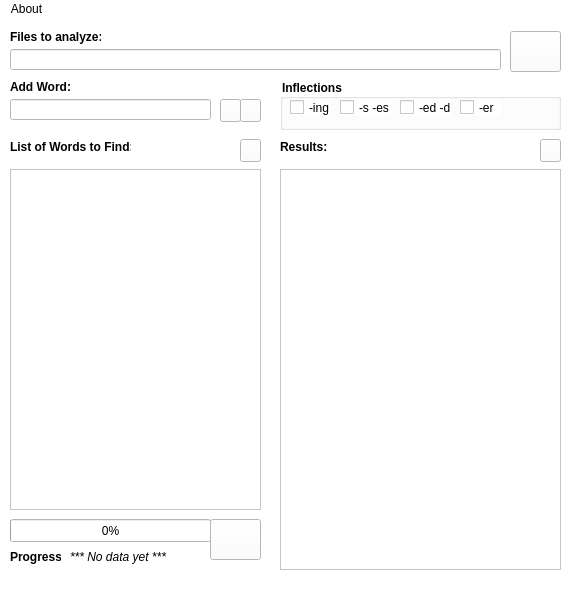
Old version of the form main.ui in the repository SGLMaster/WordFrequencyAnalyzer.
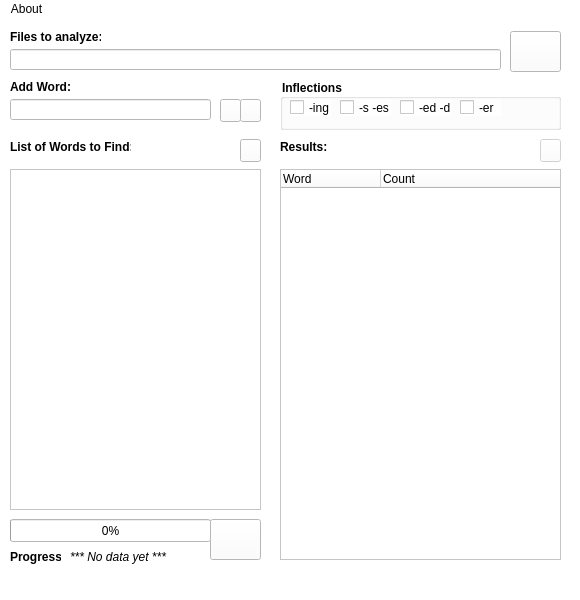
New version of the form. Icons and pictures are not drawn.

Commit message: Display results as TreeView

Patch:
```diff
--- a/main.ui
+++ b/main.ui
@@ -256,19 +256,6 @@
      <string>Add Word:</string>
     </property>
    </widget>
-   <widget class="QPlainTextEdit" name="textResults">
-    <property name="geometry">
-     <rect>
-      <x>280</x>
-      <y>150</y>
-      <width>281</width>
-      <height>401</height>
-     </rect>
-    </property>
-    <property name="readOnly">
-     <bool>true</bool>
-    </property>
-   </widget>
    <widget class="QLabel" name="label_4">
     <property name="geometry">
      <rect>
@@ -330,6 +317,9 @@
     </property>
    </widget>
    <widget class="QPushButton" name="pushSaveAs">
+    <property name="enabled">
+     <bool>false</bool>
+    </property>
     <property name="geometry">
      <rect>
       <x>540</x>
@@ -479,6 +469,29 @@
      <string>*** No data yet ***</string>
     </property>
    </widget>
+   <widget class="QTreeWidget" name="treeResults">
+    <property name="geometry">
+     <rect>
+      <x>280</x>
+      <y>150</y>
+      <width>281</width>
+      <height>391</height>
+     </rect>
+    </property>
+    <property name="columnCount">
+     <number>2</number>
+    </property>
+    <column>
+     <property name="text">
+      <string>Word</string>
+     </property>
+    </column>
+    <column>
+     <property name="text">
+      <string>Count</string>
+     </property>
+    </column>
+   </widget>
   </widget>
   <widget class="QMenuBar" name="menubar">
    <property name="geometry">
```
The commit also changes 5 other files.
